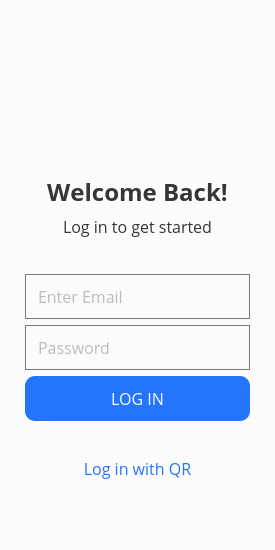
Qt form login.ui (Josiascalt/Qt_Cafeteria_Project) before a commit.
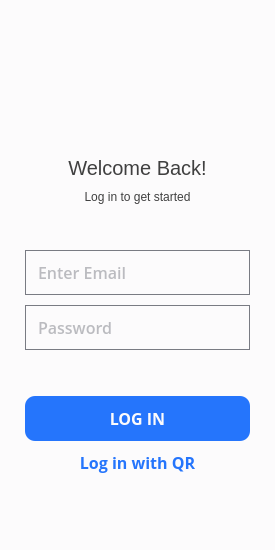
The same form after that commit. Icons and pictures are not drawn.

Patch:
```diff
--- a/login.ui
+++ b/login.ui
@@ -18,10 +18,45 @@
     <normaloff>:/media/pics/logo_tac.png</normaloff>:/media/pics/logo_tac.png</iconset>
   </property>
   <property name="styleSheet">
-   <string notr="true">background-color: #FCFBFC;</string>
+   <string notr="true">font: 700 12pt &quot;Open Sans&quot;;
+background-color: #FCFBFC;
+color: #404040;</string>
   </property>
   <layout class="QGridLayout" name="gridLayout">
    <property name="leftMargin">
+    <number>0</number>
+   </property>
+   <property name="topMargin">
+    <number>0</number>
+   </property>
+   <property name="rightMargin">
+    <number>0</number>
+   </property>
+   <property name="bottomMargin">
+    <number>0</number>
+   </property>
+   <property name="spacing">
+    <number>0</number>
+   </property>
+   <item row="0" column="0">
+    <widget class="QWidget" name="content_" native="true">
+     <property name="styleSheet">
+      <string notr="true">QLineEdit {
+	font-weight: 500;
+	color: #797B83;
+	border: 1px solid #797B83;
+	padding: 10px;
+}
+
+QPushButton {
+	color: #FCFBFC;
+	background-color: #2575FC;
+	border-radius: 10px;
+}
+</string>
+     </property>
+     <layout class="QGridLayout" name="content_layout_">
+      <property name="leftMargin">
     <number>25</number>
    </property>
    <property name="topMargin">
@@ -33,217 +68,11 @@
    <property name="bottomMargin">
     <number>60</number>
    </property>
-   <item row="0" column="0">
-    <layout class="QGridLayout" name="gridLayout_3">
-     <item row="0" column="0">
-      <layout class="QGridLayout" name="gridLayout_2">
-       <property name="bottomMargin">
-        <number>30</number>
-       </property>
-       <item row="0" column="0">
-        <widget class="QLabel" name="logo_">
-         <property name="sizePolicy">
-          <sizepolicy hsizetype="Expanding" vsizetype="Preferred">
-           <horstretch>0</horstretch>
-           <verstretch>0</verstretch>
-          </sizepolicy>
-         </property>
-         <property name="maximumSize">
-          <size>
-           <width>100</width>
-           <height>100</height>
-          </size>
-         </property>
-         <property name="toolTipDuration">
+      <property name="spacing">
           <number>0</number>
          </property>
-         <property name="styleSheet">
-          <string notr="true">background-color: transparent
-;</string>
-         </property>
-         <property name="lineWidth">
-          <number>0</number>
-         </property>
-         <property name="text">
-          <string/>
-         </property>
-         <property name="pixmap">
-          <pixmap resource="pictures.qrc">:/media/pics/logo_tac.png</pixmap>
-         </property>
-         <property name="scaledContents">
-          <bool>true</bool>
-         </property>
-         <property name="indent">
-          <number>0</number>
-         </property>
-        </widget>
-       </item>
-      </layout>
-     </item>
-     <item row="9" column="0">
-      <widget class="QLabel" name="qr_button_">
-       <property name="enabled">
-        <bool>true</bool>
-       </property>
-       <property name="sizePolicy">
-        <sizepolicy hsizetype="Preferred" vsizetype="Fixed">
-         <horstretch>0</horstretch>
-         <verstretch>0</verstretch>
-        </sizepolicy>
-       </property>
-       <property name="font">
-        <font>
-         <family>Open Sans</family>
-         <pointsize>12</pointsize>
-         <italic>false</italic>
-         <underline>false</underline>
-         <strikeout>false</strikeout>
-         <kerning>false</kerning>
-         <fontweight>DemiBold</fontweight>
-        </font>
-       </property>
-       <property name="cursor">
-        <cursorShape>PointingHandCursor</cursorShape>
-       </property>
-       <property name="styleSheet">
-        <string notr="true">color: #2575FC;</string>
-       </property>
-       <property name="lineWidth">
-        <number>0</number>
-       </property>
-       <property name="text">
-        <string>Log in with QR</string>
-       </property>
-       <property name="textFormat">
-        <enum>Qt::TextFormat::PlainText</enum>
-       </property>
-       <property name="scaledContents">
-        <bool>true</bool>
-       </property>
-       <property name="alignment">
-        <set>Qt::AlignmentFlag::AlignCenter</set>
-       </property>
-       <property name="margin">
-        <number>0</number>
-       </property>
-       <property name="indent">
-        <number>0</number>
-       </property>
-      </widget>
-     </item>
-     <item row="1" column="0">
-      <layout class="QGridLayout" name="gridLayout_4">
-       <property name="leftMargin">
-        <number>0</number>
-       </property>
-       <property name="rightMargin">
-        <number>0</number>
-       </property>
-       <property name="bottomMargin">
-        <number>30</number>
-       </property>
-       <item row="0" column="0">
-        <widget class="QLabel" name="title_">
-         <property name="enabled">
-          <bool>true</bool>
-         </property>
-         <property name="sizePolicy">
-          <sizepolicy hsizetype="Preferred" vsizetype="Fixed">
-           <horstretch>0</horstretch>
-           <verstretch>0</verstretch>
-          </sizepolicy>
-         </property>
-         <property name="font">
-          <font>
-           <family>Open Sans</family>
-           <pointsize>18</pointsize>
-           <italic>false</italic>
-           <bold>true</bold>
-           <underline>false</underline>
-           <strikeout>false</strikeout>
-           <kerning>false</kerning>
-          </font>
-         </property>
-         <property name="styleSheet">
-          <string notr="true">color: #373637;
-</string>
-         </property>
-         <property name="lineWidth">
-          <number>0</number>
-         </property>
-         <property name="text">
-          <string>Welcome Back!</string>
-         </property>
-         <property name="textFormat">
-          <enum>Qt::TextFormat::PlainText</enum>
-         </property>
-         <property name="scaledContents">
-          <bool>true</bool>
-         </property>
-         <property name="alignment">
-          <set>Qt::AlignmentFlag::AlignCenter</set>
-         </property>
-         <property name="margin">
-          <number>0</number>
-         </property>
-         <property name="indent">
-          <number>0</number>
-         </property>
-        </widget>
-       </item>
-       <item row="1" column="0">
-        <widget class="QLabel" name="subtitle_">
-         <property name="enabled">
-          <bool>true</bool>
-         </property>
-         <property name="sizePolicy">
-          <sizepolicy hsizetype="Preferred" vsizetype="Fixed">
-           <horstretch>0</horstretch>
-           <verstretch>0</verstretch>
-          </sizepolicy>
-         </property>
-         <property name="font">
-          <font>
-           <family>Open Sans</family>
-           <pointsize>12</pointsize>
-           <italic>false</italic>
-           <underline>false</underline>
-           <strikeout>false</strikeout>
-           <kerning>false</kerning>
-           <fontweight>DemiBold</fontweight>
-          </font>
-         </property>
-         <property name="styleSheet">
-          <string notr="true">color: #373637;
-</string>
-         </property>
-         <property name="lineWidth">
-          <number>0</number>
-         </property>
-         <property name="text">
-          <string>Log in to get started</string>
-         </property>
-         <property name="textFormat">
-          <enum>Qt::TextFormat::PlainText</enum>
-         </property>
-         <property name="scaledContents">
-          <bool>true</bool>
-         </property>
-         <property name="alignment">
-          <set>Qt::AlignmentFlag::AlignCenter</set>
-         </property>
-         <property name="margin">
-          <number>0</number>
-         </property>
-         <property name="indent">
-          <number>0</number>
-         </property>
-        </widget>
-       </item>
-      </layout>
-     </item>
      <item row="2" column="0">
-      <layout class="QGridLayout" name="gridLayout_5">
+       <layout class="QGridLayout" name="form_layout_">
        <property name="leftMargin">
         <number>0</number>
        </property>
@@ -253,6 +82,12 @@
        <property name="bottomMargin">
         <number>30</number>
        </property>
+        <property name="horizontalSpacing">
+         <number>0</number>
+        </property>
+        <property name="verticalSpacing">
+         <number>10</number>
+        </property>
        <item row="0" column="0">
         <widget class="QLineEdit" name="email_">
          <property name="minimumSize">
@@ -272,16 +107,14 @@
            <family>Open Sans</family>
            <pointsize>12</pointsize>
            <italic>false</italic>
-           <fontweight>ExtraLight</fontweight>
+            <fontweight>Medium</fontweight>
           </font>
          </property>
          <property name="toolTipDuration">
           <number>0</number>
          </property>
          <property name="styleSheet">
-          <string notr="true">color: #797B83;
-border: 1px solid #797B83;
-padding: 10px;</string>
+           <string notr="true"/>
          </property>
          <property name="frame">
           <bool>false</bool>
@@ -322,16 +155,14 @@
            <family>Open Sans</family>
            <pointsize>12</pointsize>
            <italic>false</italic>
-           <fontweight>ExtraLight</fontweight>
+            <fontweight>Medium</fontweight>
           </font>
          </property>
          <property name="toolTipDuration">
           <number>0</number>
          </property>
          <property name="styleSheet">
-          <string notr="true">color: #797B83;
-border: 1px solid #797B83;
-padding: 10px;</string>
+           <string notr="true"/>
          </property>
          <property name="inputMask">
           <string/>
@@ -359,7 +190,204 @@
          </property>
         </widget>
        </item>
-       <item row="2" column="0">
+       </layout>
+      </item>
+      <item row="1" column="0">
+       <layout class="QGridLayout" name="header_layout_">
+        <property name="rightMargin">
+         <number>0</number>
+        </property>
+        <property name="bottomMargin">
+         <number>30</number>
+        </property>
+        <property name="horizontalSpacing">
+         <number>0</number>
+        </property>
+        <property name="verticalSpacing">
+         <number>10</number>
+        </property>
+        <item row="5" column="0">
+         <widget class="QLabel" name="subtitle_">
+          <property name="enabled">
+           <bool>true</bool>
+          </property>
+          <property name="sizePolicy">
+           <sizepolicy hsizetype="Preferred" vsizetype="Fixed">
+            <horstretch>0</horstretch>
+            <verstretch>0</verstretch>
+           </sizepolicy>
+          </property>
+          <property name="styleSheet">
+           <string notr="true"/>
+          </property>
+          <property name="lineWidth">
+           <number>0</number>
+          </property>
+          <property name="text">
+           <string>Log in to get started</string>
+          </property>
+          <property name="textFormat">
+           <enum>Qt::TextFormat::PlainText</enum>
+          </property>
+          <property name="scaledContents">
+           <bool>true</bool>
+          </property>
+          <property name="alignment">
+           <set>Qt::AlignmentFlag::AlignCenter</set>
+          </property>
+          <property name="margin">
+           <number>0</number>
+          </property>
+          <property name="indent">
+           <number>0</number>
+          </property>
+         </widget>
+        </item>
+        <item row="4" column="0">
+         <widget class="QLabel" name="title_">
+          <property name="enabled">
+           <bool>true</bool>
+          </property>
+          <property name="sizePolicy">
+           <sizepolicy hsizetype="Preferred" vsizetype="Fixed">
+            <horstretch>0</horstretch>
+            <verstretch>0</verstretch>
+           </sizepolicy>
+          </property>
+          <property name="styleSheet">
+           <string notr="true">font-size: 20px;</string>
+          </property>
+          <property name="lineWidth">
+           <number>0</number>
+          </property>
+          <property name="text">
+           <string>Welcome Back!</string>
+          </property>
+          <property name="textFormat">
+           <enum>Qt::TextFormat::PlainText</enum>
+          </property>
+          <property name="scaledContents">
+           <bool>true</bool>
+          </property>
+          <property name="alignment">
+           <set>Qt::AlignmentFlag::AlignCenter</set>
+          </property>
+          <property name="margin">
+           <number>0</number>
+          </property>
+          <property name="indent">
+           <number>0</number>
+          </property>
+         </widget>
+        </item>
+        <item row="3" column="0" alignment="Qt::AlignmentFlag::AlignHCenter">
+         <widget class="QLabel" name="logo_">
+          <property name="sizePolicy">
+           <sizepolicy hsizetype="Preferred" vsizetype="Fixed">
+            <horstretch>0</horstretch>
+            <verstretch>0</verstretch>
+           </sizepolicy>
+          </property>
+          <property name="minimumSize">
+           <size>
+            <width>100</width>
+            <height>100</height>
+           </size>
+          </property>
+          <property name="maximumSize">
+           <size>
+            <width>100</width>
+            <height>100</height>
+           </size>
+          </property>
+          <property name="toolTipDuration">
+           <number>0</number>
+          </property>
+          <property name="styleSheet">
+           <string notr="true"/>
+          </property>
+          <property name="lineWidth">
+           <number>0</number>
+          </property>
+          <property name="text">
+           <string/>
+          </property>
+          <property name="pixmap">
+           <pixmap resource="pictures.qrc">:/media/pics/logo_tac.png</pixmap>
+          </property>
+          <property name="scaledContents">
+           <bool>true</bool>
+          </property>
+          <property name="alignment">
+           <set>Qt::AlignmentFlag::AlignCenter</set>
+          </property>
+          <property name="indent">
+           <number>0</number>
+          </property>
+         </widget>
+        </item>
+       </layout>
+      </item>
+      <item row="11" column="0">
+       <layout class="QGridLayout" name="buttons_layout_">
+        <property name="horizontalSpacing">
+         <number>0</number>
+        </property>
+        <property name="verticalSpacing">
+         <number>10</number>
+        </property>
+        <item row="1" column="0">
+         <widget class="QLabel" name="qr_button_">
+          <property name="enabled">
+           <bool>true</bool>
+          </property>
+          <property name="sizePolicy">
+           <sizepolicy hsizetype="Preferred" vsizetype="Fixed">
+            <horstretch>0</horstretch>
+            <verstretch>0</verstretch>
+           </sizepolicy>
+          </property>
+          <property name="font">
+           <font>
+            <family>Open Sans</family>
+            <pointsize>12</pointsize>
+            <italic>false</italic>
+            <bold>true</bold>
+            <underline>false</underline>
+            <strikeout>false</strikeout>
+            <kerning>false</kerning>
+           </font>
+          </property>
+          <property name="cursor">
+           <cursorShape>PointingHandCursor</cursorShape>
+          </property>
+          <property name="styleSheet">
+           <string notr="true">color: #2575FC;</string>
+          </property>
+          <property name="lineWidth">
+           <number>0</number>
+          </property>
+          <property name="text">
+           <string>Log in with QR</string>
+          </property>
+          <property name="textFormat">
+           <enum>Qt::TextFormat::PlainText</enum>
+          </property>
+          <property name="scaledContents">
+           <bool>true</bool>
+          </property>
+          <property name="alignment">
+           <set>Qt::AlignmentFlag::AlignCenter</set>
+          </property>
+          <property name="margin">
+           <number>0</number>
+          </property>
+          <property name="indent">
+           <number>0</number>
+          </property>
+         </widget>
+        </item>
+        <item row="0" column="0">
         <widget class="QPushButton" name="login_button_">
          <property name="sizePolicy">
           <sizepolicy hsizetype="Minimum" vsizetype="Fixed">
@@ -383,7 +411,8 @@
           <font>
            <family>Open Sans</family>
            <pointsize>12</pointsize>
-           <fontweight>DemiBold</fontweight>
+            <italic>false</italic>
+            <bold>true</bold>
           </font>
          </property>
          <property name="cursor">
@@ -393,9 +422,7 @@
           <bool>false</bool>
          </property>
          <property name="styleSheet">
-          <string notr="true">color: #FCFBFC;
-background-color: #2575FC;
-border-radius: 10px;</string>
+           <string notr="true"/>
          </property>
          <property name="text">
           <string>LOG IN</string>
@@ -417,6 +444,7 @@
       </layout>
      </item>
     </layout>
+    </widget>
    </item>
   </layout>
  </widget>
```
Left out of the diff: 3 changed lines with no effect on the pictures. Lines whose indentation alone changed are shown as unchanged.
